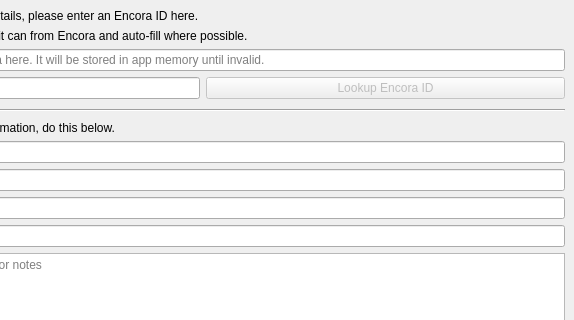
Before: the Qt Designer form mainwindow.ui in pekempy/NFOBuilder, drawn with Qt 5; both pictures show x 276 to 850 and y 0 to 320 of the 850 by 899 pixel window.
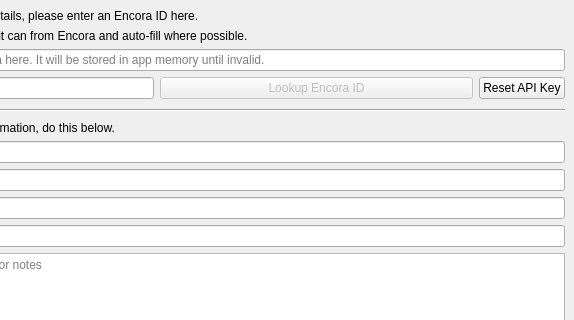
After: the same form once the commit is applied. Icons and pictures are not drawn.

Commit message: UUpdate NFO-Creator.linux.pro.user and add way to reset API key

```diff
--- a/mainwindow.ui
+++ b/mainwindow.ui
@@ -106,6 +106,13 @@
         </property>
        </widget>
       </item>
+      <item>
+       <widget class="QPushButton" name="resetAPIKeyButton">
+        <property name="text">
+         <string>Reset API Key</string>
+        </property>
+       </widget>
+      </item>
      </layout>
     </item>
     <item row="4" column="0">
```
The commit also changes 7 other files.
